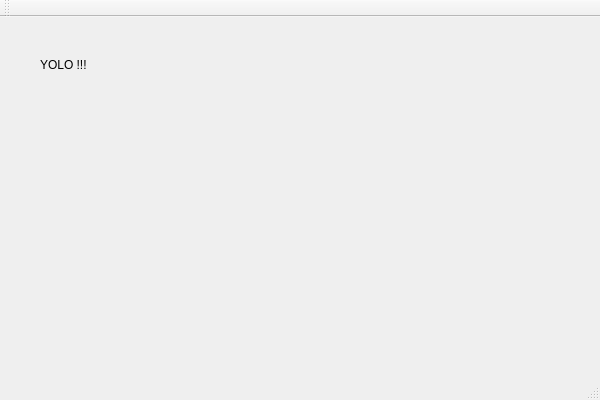
Qt form MyQTUI/myqtui.ui (azer89/IllustratorSimplePlugin) before a commit.
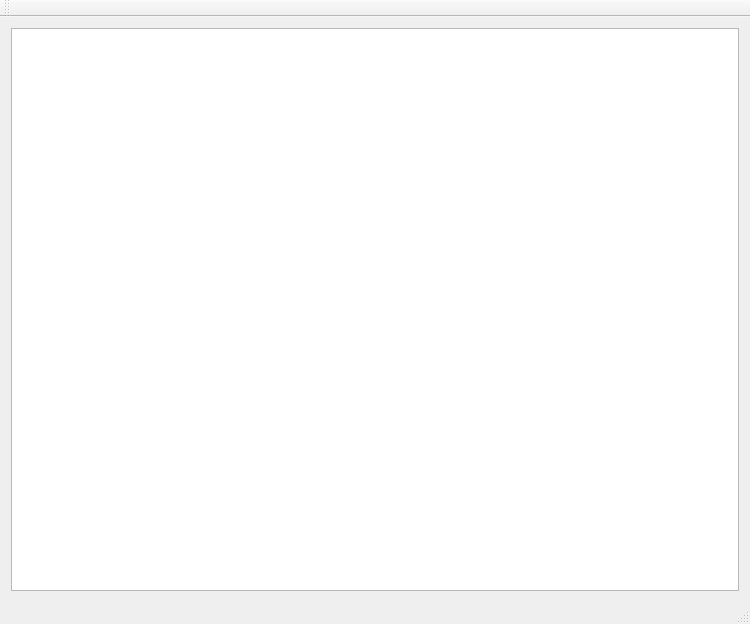
The same form after that commit.

The edit to the form file:
```diff
--- a/MyQTUI/myqtui.ui
+++ b/MyQTUI/myqtui.ui
@@ -6,27 +6,19 @@
    <rect>
     <x>0</x>
     <y>0</y>
-    <width>600</width>
-    <height>400</height>
+    <width>750</width>
+    <height>624</height>
    </rect>
   </property>
   <property name="windowTitle">
    <string>MyQTUI</string>
   </property>
   <widget class="QWidget" name="centralWidget">
-   <widget class="QLabel" name="label">
-    <property name="geometry">
-     <rect>
-      <x>40</x>
-      <y>40</y>
-      <width>55</width>
-      <height>16</height>
-     </rect>
-    </property>
-    <property name="text">
-     <string>YOLO !!!</string>
-    </property>
-   </widget>
+   <layout class="QGridLayout" name="gridLayout">
+    <item row="0" column="0">
+     <widget class="QTextEdit" name="textEdit"/>
+    </item>
+   </layout>
   </widget>
   <widget class="QMenuBar" name="menuBar">
    <property name="geometry">
```
Left out of the diff: 4 changed lines with no effect on the pictures.
